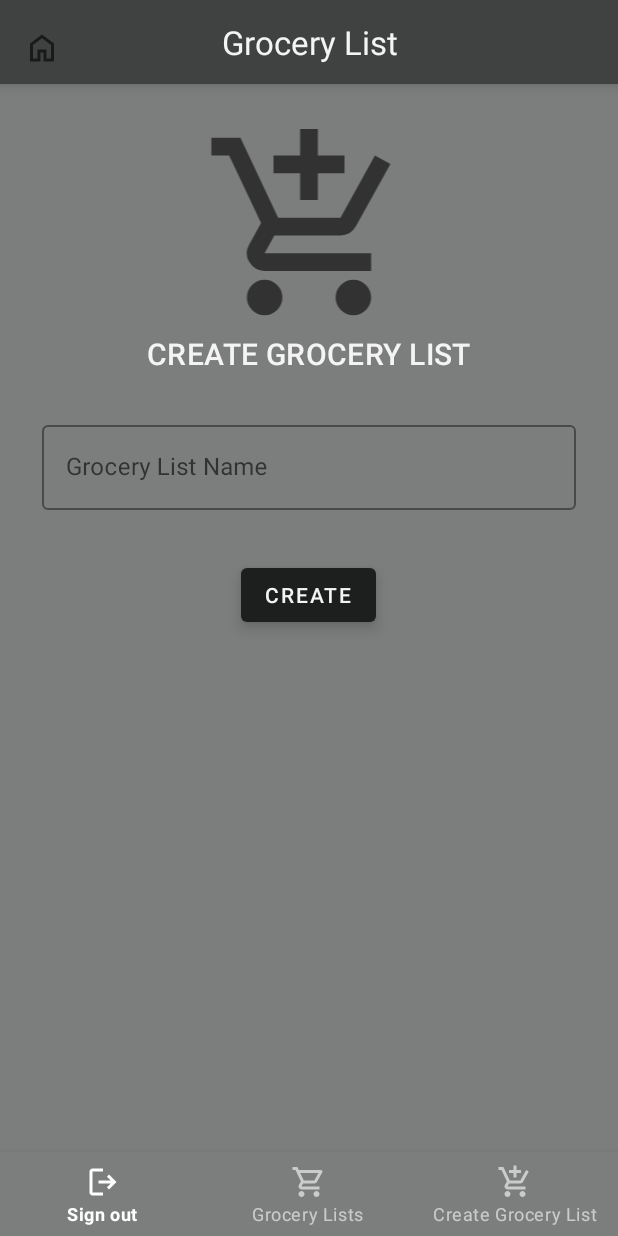
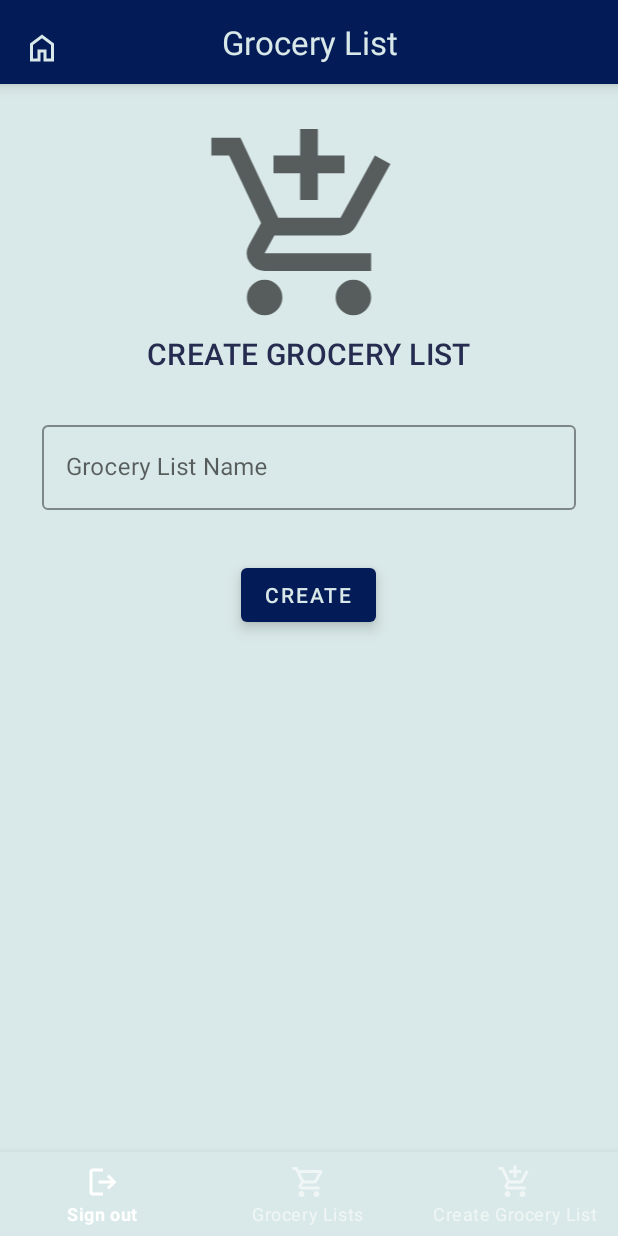
Before and after one commit to thiersnicolas/grocery_list_app, an Android app: the CreateGroceryListFragment screen opened through its navigation route, on a phone screen of 412 x 824 dp. Run offline under Robolectric (Android 15) with nearby library versions, the phone set to English and light mode, and no system bars; our stand-ins replace Dagger/Hilt's generated code, Timber, data binding; libraries missing offline, so code that uses them is left out: com.example.jokeapp; 3 statements that could not run were skipped.

Commit message:
color and style changes

```diff
--- a/app/src/main/res/layout/fragment_create_grocery_list.xml
+++ b/app/src/main/res/layout/fragment_create_grocery_list.xml
@@ -17,17 +17,14 @@
 
         <com.google.android.material.appbar.MaterialToolbar
             android:id="@+id/back_app_bar"
-            android:layout_width="match_parent"
-            android:layout_height="?attr/actionBarSize"
-            android:background="@color/colorSecondary"
-            android:clickable="true"
-            android:scrollbarThumbHorizontal="@color/colorSecondary"
-            android:scrollbarThumbVertical="@color/colorSecondary"
-            android:theme="@style/Widget.GroceryList.Button"
             app:layout_constraintEnd_toEndOf="parent"
             app:layout_constraintStart_toStartOf="parent"
             app:layout_constraintTop_toTopOf="parent"
+            app:navigationIconTint="@color/backgroundColor"
             app:navigationIcon="@drawable/ic_home_icon"
+            app:subtitleTextColor="@color/backgroundColor"
+            app:titleTextColor="@color/backgroundColor"
+            style="@style/back_app_bar_style"
             app:title="@string/grocery_list"
             app:titleCentered="true"
             app:titleTextAppearance="@style/TextAppearance.AppCompat.Large" />
--- a/app/src/main/res/layout/fragment_grocery_list_detail.xml
+++ b/app/src/main/res/layout/fragment_grocery_list_detail.xml
@@ -36,7 +36,11 @@
                 app:layout_constraintEnd_toEndOf="parent"
                 app:layout_constraintStart_toStartOf="parent"
                 app:layout_constraintTop_toTopOf="parent"
+                app:navigationIconTint="@color/backgroundColor"
                 app:navigationIcon="@drawable/ic_home_icon"
+                app:subtitleTextColor="@color/backgroundColor"
+                app:titleTextColor="@color/backgroundColor"
+                style="@style/back_app_bar_style"
                 app:title="@string/grocery_lists"
                 app:titleCentered="true"
                 app:titleTextAppearance="@style/TextAppearance.AppCompat.Large" />
--- a/app/src/main/res/layout/fragment_grocery_lists.xml
+++ b/app/src/main/res/layout/fragment_grocery_lists.xml
@@ -36,7 +36,11 @@
                 app:layout_constraintEnd_toEndOf="parent"
                 app:layout_constraintStart_toStartOf="parent"
                 app:layout_constraintTop_toTopOf="parent"
+                app:navigationIconTint="@color/backgroundColor"
                 app:navigationIcon="@drawable/ic_home_icon"
+                app:subtitleTextColor="@color/backgroundColor"
+                app:titleTextColor="@color/backgroundColor"
+                style="@style/back_app_bar_style"
                 app:title="@string/grocery_lists"
                 app:titleCentered="true"
                 app:titleTextAppearance="@style/TextAppearance.AppCompat.Large" />
--- a/app/src/main/res/values/colors.xml
+++ b/app/src/main/res/values/colors.xml
@@ -1,14 +1,14 @@
 <?xml version="1.0" encoding="utf-8"?>
 <resources>
-    <color name="backgroundColor">#7C7D7D</color>
-    <color name="colorPrimary">#f4f4f4</color>
-    <color name="colorPrimaryDark">#1d1f1f</color>
-    <color name="colorPrimaryDark2">#040606</color>
-    <color name="colorSecondary">#404242</color>
-    <color name="colorTertiary">#1d1f1f</color>
-    <color name="colorAccent">#040606</color>
+    <color name="backgroundColor">#D9E8E8</color>
+    <color name="colorPrimary">#3A3737</color>
+    <color name="colorPrimaryDark">#859494</color>
+    <color name="colorPrimaryDark2">#238E46</color>
+    <color name="colorSecondary">#031B57</color>
+    <color name="colorTertiary">#470531</color>
+    <color name="colorAccent">#787815</color>
 
-    <color name="textColorPrimary">#f4f4f4</color>
+    <color name="textColorPrimary">#252C50</color>
     <color name="loginPageBackgroundColor">#7C7D7D</color>
     <color name="textInputOutlineColor">#1d1f1f</color>
 
--- a/app/src/main/res/values/styles.xml
+++ b/app/src/main/res/values/styles.xml
@@ -65,8 +65,8 @@
     </style>
 
     <style name="Widget.GroceryList.Button" parent="Widget.MaterialComponents.Button">
-        <item name="android:textColor">?android:attr/textColorPrimary</item>
-        <item name="backgroundTint">?attr/colorPrimaryDark</item>
+        <item name="android:textColor">@color/backgroundColor</item>
+        <item name="backgroundTint">@color/colorSecondary</item>
         <item name="android:stateListAnimator" tools:ignore="NewApi">
             @animator/button_state_list_anim
         </item>
@@ -85,4 +85,14 @@
         <item name="android:minHeight">48dp</item>
     </style>
 
+    <style name="back_app_bar_style">
+        <item name="android:layout_width">match_parent</item>
+        <item name="android:layout_height">?attr/actionBarSize</item>
+        <item name="android:background">@color/colorSecondary</item>
+        <item name="android:clickable">true</item>
+        <item name="android:scrollbarThumbHorizontal">@color/colorSecondary</item>
+        <item name="android:scrollbarThumbVertical">@color/colorSecondary</item>
+        <item name="android:theme">@style/Widget.GroceryList.Button</item>
+    </style>
+
 </resources>
```
